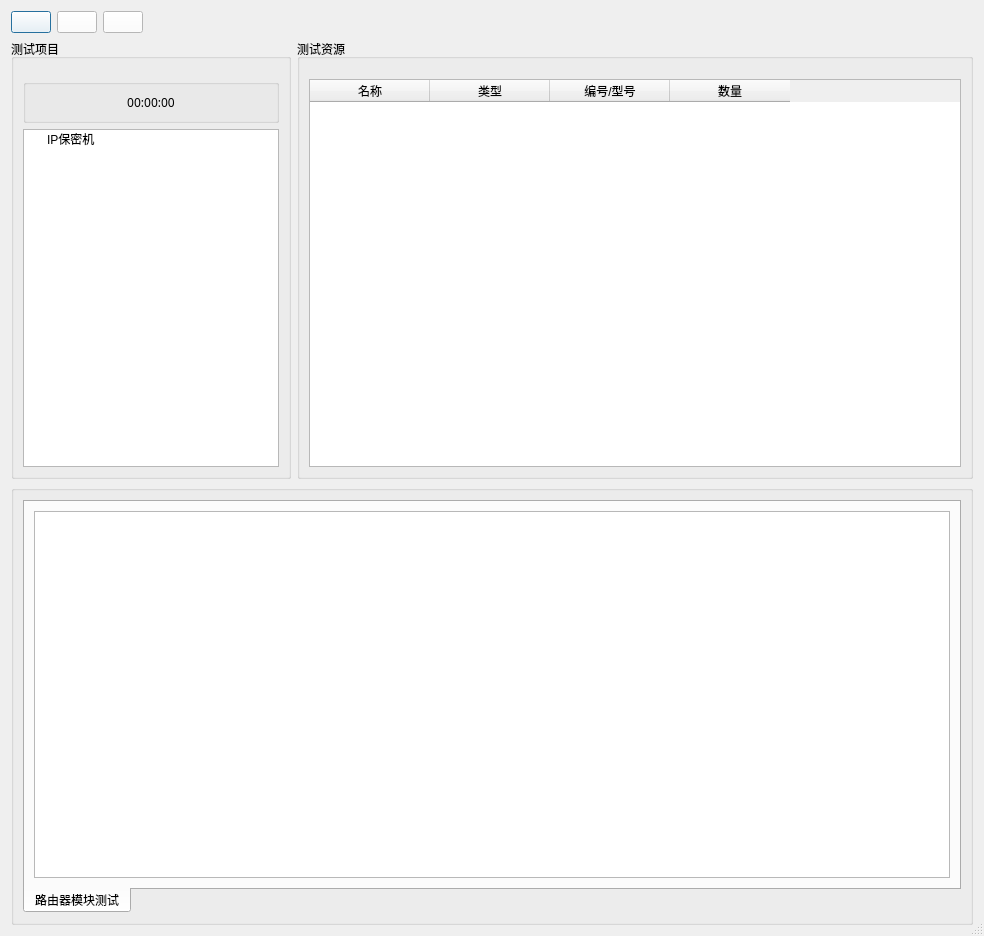
First picture: the form in ui/security_machine/security.ui, repository gaoxingyu-hub/HUA54testframework, before the edit.
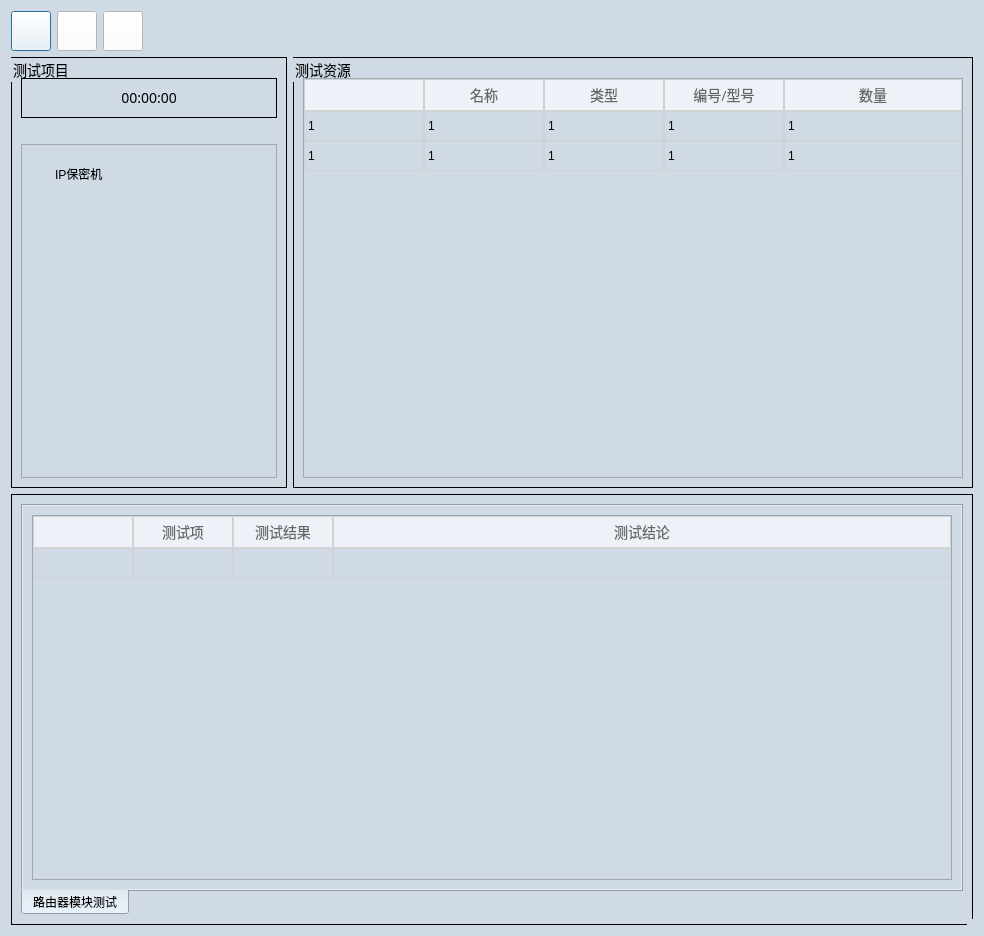
Second picture: the form after the edit. Icons and pictures are not drawn.

Patch:
```diff
--- a/ui/security_machine/security.ui
+++ b/ui/security_machine/security.ui
@@ -13,6 +13,145 @@
   <property name="windowTitle">
    <string>Dialog</string>
   </property>
+  <property name="styleSheet">
+   <string notr="true">QDialog{
+background-color:#D0DAE5;
+margin-top:10px;
+}
+
+QTextBrower{
+background-color:#D0DAE5;
+border-width:0;border-style:outset
+}
+
+QLineEdit{
+background-color:#D0DAE5;
+}
+
+QWidget{
+background-color:#D0DAE5;
+}
+
+QStackedWidget{
+background-color:#D0DAE5;
+}
+
+QLabel{
+font-size:14px;
+font-family:Microsoft YaHei;
+background-color:#D0DAE5;
+}
+
+QGroupBox{
+font-size:14px;
+font-family:Microsoft YaHei;
+border:1px solid rgb(0, 0, 0);
+}
+
+/****QPushButton****/
+QPushButton{
+width:32px;
+height:32px;
+background-color:#F4F4F3;
+color: #FFFFFF;
+font-size:14px;
+font-family:Microsoft YaHei;
+}
+QPushButton#pushButton_close:hover{
+background-color:#2784D6;
+cursor:pointer;
+}
+QPushButton#pushButton_close:pressed{
+background-color:#2784D6;
+}
+QToolBar{
+background-color:#172545;
+height:30px;
+border:None;
+padding:1px;
+}
+
+
+/****QTreeWidget****/
+QTreeWidget{
+background-color:#D0DAE5;
+padding-top:20px;
+padding-left:10px;
+margin-top:20px;
+}
+QTreeView::item{
+font: 14px;
+}
+QTreeView::item:selected{
+selection-color: #1F95FF;
+}
+QTreeView::item:hover{
+background-color:#D0DAE5;
+}
+
+QTreeView::branch:has-children:!has-siblings:closed,
+QTreeView::branch:closed:has-children:has-siblings {
+border-image: none;
+image: url(imgs/common/plus.png);
+}
+
+QTreeView::branch:open:has-children:!has-siblings,
+QTreeView::branch:open:has-children:has-siblings  {
+border-image: none;
+image: url(imgs/common/Minus.png);
+}
+
+QTreeView::branch:!has-children:!has-siblings:adjoins-item {
+    border-image: url(imgs/common/tree.png);
+}
+QTableWidget{
+outline: none;
+selection-color:#666666;
+alternate-background-color:#F9FAFC;
+}
+QTableCornerButton::section{
+background: #EDF2F8;
+}
+QTableWidget::item{
+font-size:14px;
+line-height:30px;
+border:1px solid #D2D2D2;
+}
+
+QTableWidget::item:hover{
+background-color:#EAF7FF;
+}
+QHeaderView::section:vertical {
+color: #666666;
+text-align:center;
+font: 14px Arial;
+border:1px solid #D2D2D2;
+background: #F9FBFD;
+width: 40px;
+height:30px;
+alternate-background-color:#F9FAFC;
+}
+QHeaderView::section:horizontal {
+color: #666666;
+font: 14px Microsoft YaHei;
+padding: 0px 1px 0 1px;
+text-align:center;
+border:1px solid #D2D2D2;
+background: #EDF2F8;
+height: 30px;
+alternate-background-color:#F9FAFC;
+}
+QScrollBar:vertical{
+border: 5px solid #D5D5D5;
+}
+QPushButton:hover{
+background-color:#2784D6;
+cursor:pointer;}
+QPushButton{
+background-color:#F4F4F3;
+}
+</string>
+  </property>
   <property name="sizeGripEnabled">
    <bool>true</bool>
   </property>
@@ -130,6 +269,7 @@
                    <property name="font">
                     <font>
                      <family>Microsoft YaHei</family>
+                     <pointsize>-1</pointsize>
                      <kerning>false</kerning>
                     </font>
                    </property>
@@ -183,6 +323,9 @@
             </property>
             <item row="0" column="0">
              <widget class="QTableWidget" name="tableWidget_test_resource">
+              <property name="showGrid">
+               <bool>false</bool>
+              </property>
               <property name="gridStyle">
                <enum>Qt::DotLine</enum>
               </property>
@@ -192,6 +335,27 @@
               <attribute name="horizontalHeaderDefaultSectionSize">
                <number>120</number>
               </attribute>
+              <attribute name="horizontalHeaderStretchLastSection">
+               <bool>true</bool>
+              </attribute>
+              <attribute name="verticalHeaderVisible">
+               <bool>false</bool>
+              </attribute>
+              <row>
+               <property name="text">
+                <string>1</string>
+               </property>
+              </row>
+              <row>
+               <property name="text">
+                <string>2</string>
+               </property>
+              </row>
+              <column>
+               <property name="text">
+                <string> </string>
+               </property>
+              </column>
               <column>
                <property name="text">
                 <string>名称</string>
@@ -212,6 +376,56 @@
                 <string>数量</string>
                </property>
               </column>
+              <item row="0" column="0">
+               <property name="text">
+                <string>1</string>
+               </property>
+              </item>
+              <item row="0" column="1">
+               <property name="text">
+                <string>1</string>
+               </property>
+              </item>
+              <item row="0" column="2">
+               <property name="text">
+                <string>1</string>
+               </property>
+              </item>
+              <item row="0" column="3">
+               <property name="text">
+                <string>1</string>
+               </property>
+              </item>
+              <item row="0" column="4">
+               <property name="text">
+                <string>1</string>
+               </property>
+              </item>
+              <item row="1" column="0">
+               <property name="text">
+                <string>1</string>
+               </property>
+              </item>
+              <item row="1" column="1">
+               <property name="text">
+                <string>1</string>
+               </property>
+              </item>
+              <item row="1" column="2">
+               <property name="text">
+                <string>1</string>
+               </property>
+              </item>
+              <item row="1" column="3">
+               <property name="text">
+                <string>1</string>
+               </property>
+              </item>
+              <item row="1" column="4">
+               <property name="text">
+                <string>1</string>
+               </property>
+              </item>
              </widget>
             </item>
            </layout>
@@ -239,7 +453,42 @@
              </attribute>
              <layout class="QGridLayout" name="gridLayout_7">
               <item row="0" column="0">
-               <widget class="QTableWidget" name="tableWidget"/>
+               <widget class="QTableWidget" name="tableWidget">
+                <property name="showGrid">
+                 <bool>false</bool>
+                </property>
+                <attribute name="horizontalHeaderStretchLastSection">
+                 <bool>true</bool>
+                </attribute>
+                <attribute name="verticalHeaderVisible">
+                 <bool>false</bool>
+                </attribute>
+                <row>
+                 <property name="text">
+                  <string>1</string>
+                 </property>
+                </row>
+                <column>
+                 <property name="text">
+                  <string> </string>
+                 </property>
+                </column>
+                <column>
+                 <property name="text">
+                  <string>测试项</string>
+                 </property>
+                </column>
+                <column>
+                 <property name="text">
+                  <string>测试结果</string>
+                 </property>
+                </column>
+                <column>
+                 <property name="text">
+                  <string>测试结论</string>
+                 </property>
+                </column>
+               </widget>
               </item>
              </layout>
             </widget>
```
